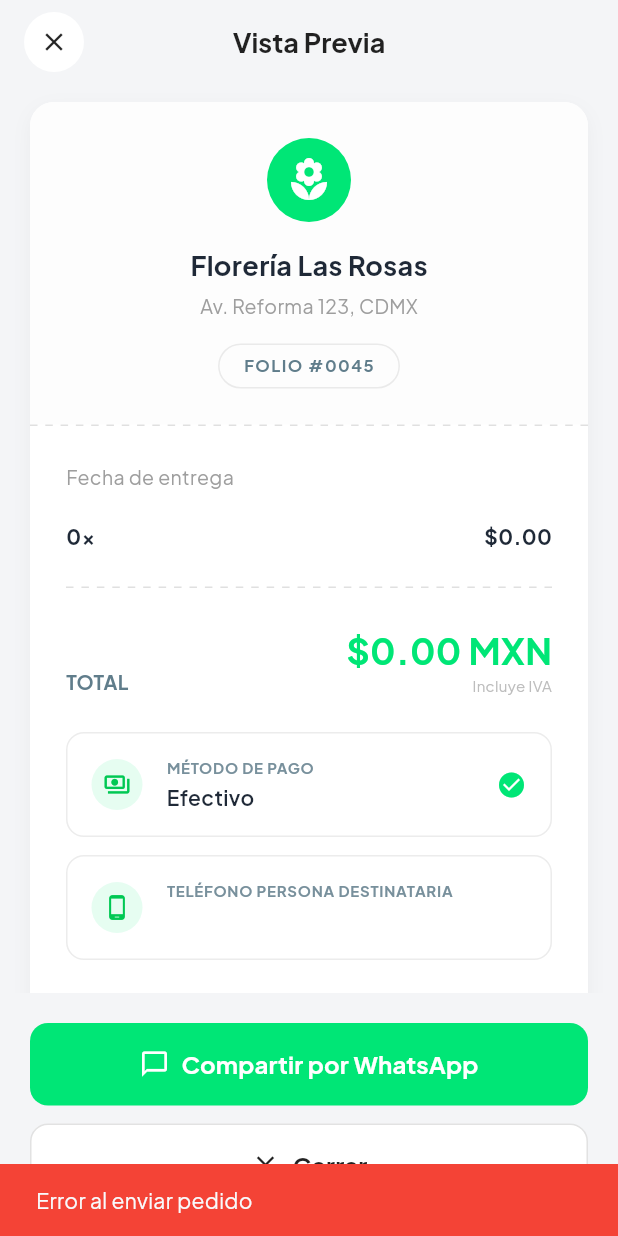
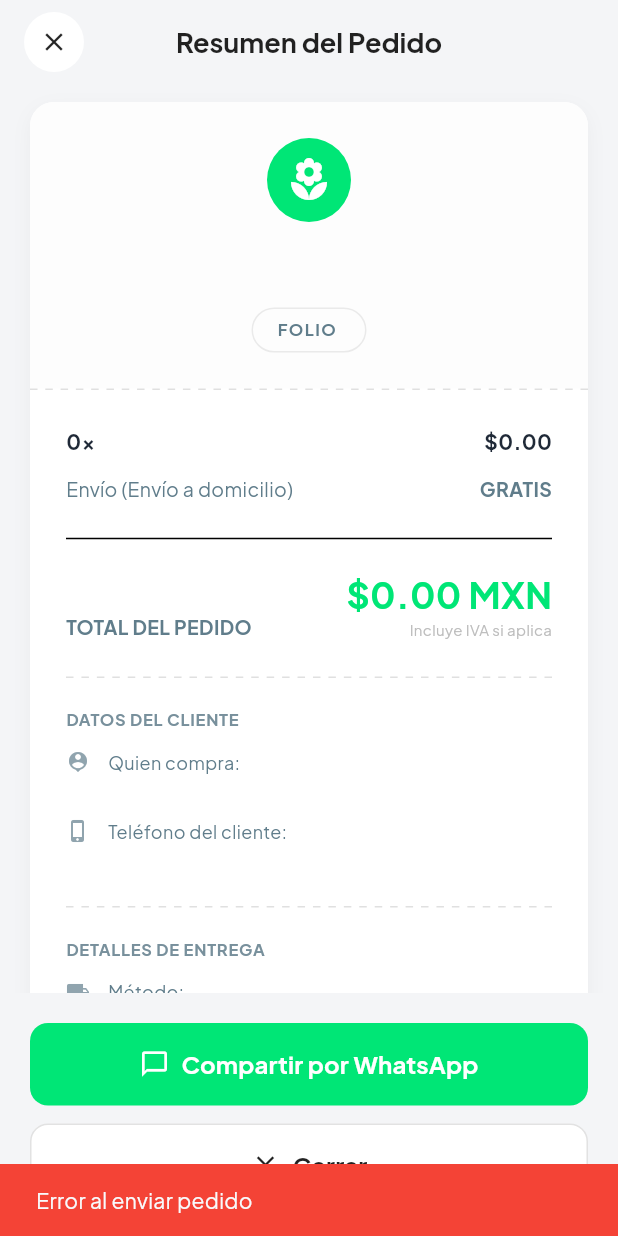
Before and after one commit to asistenciamx-design/tusflores_app, a Flutter app: the CustomerOrderSummaryScreen screen opened directly with empty values, after a tap on "Compartir por WhatsApp", on a phone screen of 412 x 824 dp. Run offline on Flutter 3.47's test engine with Material 3 defaults, Android fonts, the phone set to English and light mode, and no system bars; our stand-ins replace flutter_dotenv, go_router, google_fonts, image_picker, pdf, printing and 3 more; accounts and stored records are empty.

Commit message:
feat(customer): redesign order summary screen to show all captured info

```diff
--- a/lib/features/customer/presentation/screens/customer_order_summary_screen.dart
+++ b/lib/features/customer/presentation/screens/customer_order_summary_screen.dart
@@ -1,6 +1,6 @@
 import 'package:flutter/material.dart';
 import 'package:go_router/go_router.dart';
-import 'package:intl/intl.dart';
+import 'package:supabase_flutter/supabase_flutter.dart';
 import '../../../../core/theme/app_theme.dart';
 import '../../../orders/domain/models/order_model.dart';
 import '../../../orders/domain/repositories/order_repository.dart';
@@ -10,12 +10,84 @@ class CustomerOrderSummaryScreen extends StatefulWidget {
   const CustomerOrderSummaryScreen({super.key, required this.order});
 
   @override
-  State<CustomerOrderSummaryScreen> createState() => _CustomerOrderSummaryScreenState();
+  State<CustomerOrderSummaryScreen> createState() =>
+      _CustomerOrderSummaryScreenState();
 }
 
-class _CustomerOrderSummaryScreenState extends State<CustomerOrderSummaryScreen> {
+class _CustomerOrderSummaryScreenState
+    extends State<CustomerOrderSummaryScreen> {
   bool _isSaving = false;
   final _orderRepo = OrderRepository();
+
+  String _shopName = 'Cargando...';
+  String _shopAddress = '';
+  bool _isLoadingProfile = true;
+
+  @override
+  void initState() {
+    super.initState();
+    _loadShopDetails();
+  }
+
+  Future<void> _loadShopDetails() async {
+    try {
+      final client = Supabase.instance.client;
+      final futures = await Future.wait([
+        client
+            .from('profiles')
+            .select('shop_name, full_name, address')
+            .eq('id', widget.order.shopId)
+            .maybeSingle(),
+        client
+            .from('shop_settings')
+            .select('settings')
+            .eq('shop_id', widget.order.shopId)
+            .maybeSingle(),
+      ]);
+
+      final profile = futures[0];
+      final settingsRow = futures[1];
+
+      String name = 'Tu Florería';
+      String pAddress = '';
+      if (profile != null) {
+        name = profile['shop_name'] ?? profile['full_name'] ?? 'Tu Florería';
+        pAddress = profile['address'] ?? '';
+      }
+
+      String address = '';
+      if (settingsRow != null && settingsRow['settings'] != null) {
+        final settings = settingsRow['settings'] as Map<String, dynamic>;
+        address = settings['address'] ?? '';
+        final city = settings['city'] ?? '';
+        final state = settings['state'] ?? '';
+
+        List<String> parts = [];
+        if (address.isNotEmpty) parts.add(address);
+        if (city.isNotEmpty) parts.add(city);
+        if (state.isNotEmpty) parts.add(state);
+        address = parts.join(', ');
+      }
+      if (address.isEmpty) address = pAddress;
+
+      if (mounted) {
+        setState(() {
+          _shopName = name;
+          _shopAddress = address;
+          _isLoadingProfile = false;
+        });
+      }
+    } catch (e) {
+      debugPrint('Error loading shop details: $e');
+      if (mounted) {
+        setState(() {
+          _shopName = 'Tu Florería';
+          _shopAddress = '';
+          _isLoadingProfile = false;
+        });
+      }
+    }
+  }
 
   Future<void> _saveAndShare() async {
     setState(() => _isSaving = true);
@@ -27,13 +99,17 @@ class _CustomerOrderSummaryScreenState extends State<CustomerOrderSummaryScreen>
 
     if (newOrder != null) {
       ScaffoldMessenger.of(context).showSnackBar(
-        const SnackBar(content: Text('Pedido registrado. Abriendo WhatsApp...'), backgroundColor: Colors.green),
+        const SnackBar(
+            content: Text('Pedido registrado. Abriendo WhatsApp...'),
+            backgroundColor: Colors.green),
       );
       // Here usually launchUrl for WhatsApp
       context.go('/');
     } else {
       ScaffoldMessenger.of(context).showSnackBar(
-        const SnackBar(content: Text('Error al enviar pedido'), backgroundColor: Colors.red),
+        const SnackBar(
+            content: Text('Error al enviar pedido'),
+            backgroundColor: Colors.red),
       );
     }
   }
@@ -44,8 +120,9 @@ class _CustomerOrderSummaryScreenState extends State<CustomerOrderSummaryScreen>
       backgroundColor: const Color(0xFFF4F5F7), // Light grey background
       appBar: AppBar(
         title: const Text(
-          'Vista Previa',
-          style: TextStyle(color: Colors.black87, fontWeight: FontWeight.bold, fontSize: 18),
+          'Resumen del Pedido',
+          style: TextStyle(
+              color: Colors.black87, fontWeight: FontWeight.bold, fontSize: 18),
         ),
         backgroundColor: const Color(0xFFF4F5F7),
         elevation: 0,
@@ -63,8 +140,12 @@ class _CustomerOrderSummaryScreenState extends State<CustomerOrderSummaryScreen>
           ),
         ),
       ),
-      body: SingleChildScrollView(
-        padding: const EdgeInsets.symmetric(horizontal: 20.0, vertical: 12.0),
+      body: _isLoadingProfile
+          ? const Center(
+              child: CircularProgressIndicator(color: AppTheme.primary))
+          : SingleChildScrollView(
+              padding:
+                  const EdgeInsets.symmetric(horizontal: 20.0, vertical: 12.0),
               child: Column(
                 children: [
                   _buildTicket(context),
@@ -80,13 +161,20 @@ class _CustomerOrderSummaryScreenState extends State<CustomerOrderSummaryScreen>
             mainAxisSize: MainAxisSize.min,
             children: [
               ElevatedButton.icon(
-                 onPressed: _isSaving ? null : _saveAndShare,
+                onPressed:
+                    _isSaving || _isLoadingProfile ? null : _saveAndShare,
                 icon: _isSaving
-                     ? const SizedBox(width: 20, height: 20, child: CircularProgressIndicator(strokeWidth: 2, color: Colors.white))
-                     : const Icon(Icons.chat_bubble_outline, color: Colors.white, size: 20),
+                    ? const SizedBox(
+                        width: 20,
+                        height: 20,
+                        child: CircularProgressIndicator(
+                            strokeWidth: 2, color: Colors.white))
+                    : const Icon(Icons.chat_bubble_outline,
+                        color: Colors.white, size: 20),
                 label: Text(
                   _isSaving ? 'Enviando...' : 'Compartir por WhatsApp',
-                   style: const TextStyle(fontSize: 16, fontWeight: FontWeight.bold),
+                  style: const TextStyle(
+                      fontSize: 16, fontWeight: FontWeight.bold),
                 ),
                 style: ElevatedButton.styleFrom(
                   backgroundColor: const Color(0xFF00E676), // WhatsApp Greenish
@@ -105,7 +193,10 @@ class _CustomerOrderSummaryScreenState extends State<CustomerOrderSummaryScreen>
                 icon: const Icon(Icons.close, color: Colors.black87, size: 20),
                 label: const Text(
                   'Cerrar',
-                   style: TextStyle(fontSize: 16, fontWeight: FontWeight.bold, color: Colors.black87),
+                  style: TextStyle(
+                      fontSize: 16,
+                      fontWeight: FontWeight.bold,
+                      color: Colors.black87),
                 ),
                 style: OutlinedButton.styleFrom(
                   backgroundColor: Colors.white,
@@ -145,7 +236,7 @@ class _CustomerOrderSummaryScreenState extends State<CustomerOrderSummaryScreen>
           Container(
             padding: const EdgeInsets.all(24),
             decoration: const BoxDecoration(
-                color: Color(0xFFFDFDFD), // Very slight variation if needed, or white
+              color: Color(0xFFFDFDFD),
               borderRadius: BorderRadius.vertical(top: Radius.circular(16)),
             ),
             child: Column(
@@ -156,26 +247,39 @@ class _CustomerOrderSummaryScreenState extends State<CustomerOrderSummaryScreen>
                     color: Color(0xFF00E676),
                     shape: BoxShape.circle,
                   ),
-                     child: const Icon(Icons.local_florist, color: Colors.white, size: 32),
+                  child: const Icon(Icons.local_florist,
+                      color: Colors.white, size: 32),
                 ),
                 const SizedBox(height: 16),
-                   const Text(
-                     'Florería Las Rosas',
-                     style: TextStyle(fontSize: 18, fontWeight: FontWeight.bold),
+                Text(
+                  _shopName,
+                  style: const TextStyle(
+                      fontSize: 18, fontWeight: FontWeight.bold),
+                  textAlign: TextAlign.center,
                 ),
+                if (_shopAddress.isNotEmpty) ...[
                   const SizedBox(height: 4),
                   Text(
-                     'Av. Reforma 123, CDMX',
+                    _shopAddress,
                     style: TextStyle(color: Colors.grey[500], fontSize: 13),
+                    textAlign: TextAlign.center,
                   ),
+                ],
                 const SizedBox(height: 16),
                 Container(
-                     padding: const EdgeInsets.symmetric(horizontal: 16, vertical: 6),
+                  padding:
+                      const EdgeInsets.symmetric(horizontal: 16, vertical: 6),
                   decoration: BoxDecoration(
-                       border: Border.all(color: Colors.grey.withValues(alpha: 0.2)),
+                    border:
+                        Border.all(color: Colors.grey.withValues(alpha: 0.2)),
                     borderRadius: BorderRadius.circular(20),
                   ),
-                     child: const Text('FOLIO #0045', style: TextStyle(fontSize: 11, fontWeight: FontWeight.bold, letterSpacing: 1, color: Colors.blueGrey)),
+                  child: Text('FOLIO ${widget.order.folio}',
+                      style: const TextStyle(
+                          fontSize: 11,
+                          fontWeight: FontWeight.bold,
+                          letterSpacing: 1,
+                          color: Colors.blueGrey)),
                 ),
               ],
             ),
@@ -183,127 +287,77 @@ class _CustomerOrderSummaryScreenState extends State<CustomerOrderSummaryScreen>
 
           _buildDashedLine(),
 
-             // Items Section
+          // Shopping breakdown Section
           Padding(
             padding: const EdgeInsets.all(24.0),
             child: Column(
               children: [
                 Row(
-                     mainAxisAlignment: MainAxisAlignment.spaceBetween,
-                     children: [
-                       Text('Fecha de entrega', style: TextStyle(color: Colors.grey[500], fontSize: 13)),
-                       Text(widget.order.deliveryInfo, style: const TextStyle(fontWeight: FontWeight.w500, fontSize: 13)),
-                     ],
-                   ),
-                   const SizedBox(height: 20),
-                   Row(
                   crossAxisAlignment: CrossAxisAlignment.start,
                   children: [
-                       Text('${widget.order.quantity}x', style: const TextStyle(fontWeight: FontWeight.bold, fontSize: 14)),
+                    Text('${widget.order.quantity}x',
+                        style: const TextStyle(
+                            fontWeight: FontWeight.bold, fontSize: 14)),
                     const SizedBox(width: 8),
                     Expanded(
                       child: Column(
                         crossAxisAlignment: CrossAxisAlignment.start,
                         children: [
-                             Text(widget.order.productName, style: const TextStyle(fontWeight: FontWeight.w600, fontSize: 14)),
+                          Text(widget.order.productName,
+                              style: const TextStyle(
+                                  fontWeight: FontWeight.w600, fontSize: 14)),
                         ],
                       ),
                     ),
-                       Text('\$${widget.order.price.toStringAsFixed(2)}', style: const TextStyle(fontWeight: FontWeight.bold, fontSize: 14)),
+                    Text('\$${widget.order.price.toStringAsFixed(2)}',
+                        style: const TextStyle(
+                            fontWeight: FontWeight.bold, fontSize: 14)),
                   ],
                 ),
+                const SizedBox(height: 12),
+                Row(
+                  mainAxisAlignment: MainAxisAlignment.spaceBetween,
+                  children: [
+                    Text('Envío (${widget.order.deliveryMethod})',
+                        style: const TextStyle(
+                            fontSize: 13, color: Colors.blueGrey)),
+                    Text(
+                        widget.order.shippingCost == 0.0
+                            ? 'GRATIS'
+                            : '\$${widget.order.shippingCost.toStringAsFixed(2)}',
+                        style: const TextStyle(
+                            fontWeight: FontWeight.bold,
+                            fontSize: 13,
+                            color: Colors.blueGrey)),
                   ],
                 ),
-            ),
-
-            Padding(
-              padding: const EdgeInsets.symmetric(horizontal: 24.0),
-              child: _buildDashedLine(), // Using custom dashed line separator
-            ),
-
-            // Total Section
-            Padding(
-              padding: const EdgeInsets.all(24.0),
-              child: Column(
-                children: [
+                const SizedBox(height: 16),
+                const Divider(),
+                const SizedBox(height: 12),
                 Row(
                   mainAxisAlignment: MainAxisAlignment.spaceBetween,
                   crossAxisAlignment: CrossAxisAlignment.end,
                   children: [
-                        const Text('TOTAL', style: TextStyle(fontWeight: FontWeight.bold, fontSize: 13, color: Colors.blueGrey)),
+                    const Text('TOTAL DEL PEDIDO',
+                        style: TextStyle(
+                            fontWeight: FontWeight.bold,
+                            fontSize: 13,
+                            color: Colors.blueGrey)),
                     Column(
                       crossAxisAlignment: CrossAxisAlignment.end,
                       children: [
-                             Text('\$${(widget.order.price + widget.order.shippingCost).toStringAsFixed(2)} MXN', style: const TextStyle(color: Color(0xFF00E676), fontSize: 24, fontWeight: FontWeight.bold)),
-                             Text('Incluye IVA', style: TextStyle(color: Colors.grey[400], fontSize: 10)),
+                        Text(
+                            '\$${(widget.order.price + widget.order.shippingCost).toStringAsFixed(2)} MXN',
+                            style: const TextStyle(
+                                color: Color(0xFF00E676),
+                                fontSize: 24,
+                                fontWeight: FontWeight.bold)),
+                        Text('Incluye IVA si aplica',
+                            style: TextStyle(
+                                color: Colors.grey[400], fontSize: 10)),
                       ],
                     ),
                   ],
-                   ),
-                   const SizedBox(height: 24),
-
-                   // Info Cards
-                   Container(
-                     padding: const EdgeInsets.all(16),
-                     decoration: BoxDecoration(
-                       border: Border.all(color: Colors.grey.withValues(alpha: 0.2)),
-                       borderRadius: BorderRadius.circular(12),
-                     ),
-                     child: Row(
-                       children: [
-                         Container(
-                           padding: const EdgeInsets.all(8),
-                           decoration: BoxDecoration(
-                             color: const Color(0xFF00E676).withValues(alpha: 0.1),
-                             shape: BoxShape.circle,
-                           ),
-                           child: const Icon(Icons.payments_outlined, color: Color(0xFF00C853), size: 18),
-                         ),
-                         const SizedBox(width: 16),
-                         Expanded(
-                           child: Column(
-                             crossAxisAlignment: CrossAxisAlignment.start,
-                             children: [
-                               Text('MÉTODO DE PAGO', style: TextStyle(color: Colors.blueGrey[400], fontSize: 10, fontWeight: FontWeight.bold, letterSpacing: 0.5)),
-                               const SizedBox(height: 2),
-                               const Text('Efectivo', style: TextStyle(fontWeight: FontWeight.w600, fontSize: 14)),
-                             ],
-                           ),
-                         ),
-                         const Icon(Icons.check_circle, color: Color(0xFF00E676), size: 20),
-                       ],
-                     ),
-                   ),
-                   const SizedBox(height: 12),
-                   Container(
-                     padding: const EdgeInsets.all(16),
-                     decoration: BoxDecoration(
-                       border: Border.all(color: Colors.grey.withValues(alpha: 0.2)),
-                       borderRadius: BorderRadius.circular(12),
-                     ),
-                     child: Row(
-                       children: [
-                         Container(
-                           padding: const EdgeInsets.all(8),
-                           decoration: BoxDecoration(
-                             color: const Color(0xFF00E676).withValues(alpha: 0.1),
-                             shape: BoxShape.circle,
-                           ),
-                           child: const Icon(Icons.phone_android, color: Color(0xFF00C853), size: 18),
-                         ),
-                         const SizedBox(width: 16),
-                         Expanded(
-                           child: Column(
-                             crossAxisAlignment: CrossAxisAlignment.start,
-                             children: [
-                               Text('TELÉFONO PERSONA DESTINATARIA', style: TextStyle(color: Colors.blueGrey[400], fontSize: 10, fontWeight: FontWeight.bold, letterSpacing: 0.5)),
-                               const SizedBox(height: 2),
-                               Text(widget.order.recipientPhone ?? 'Sin teléfono', style: const TextStyle(fontWeight: FontWeight.w600, fontSize: 14)),
-                             ],
-                           ),
-                         ),
-                       ],
-                     ),
                 ),
               ],
             ),
@@ -314,52 +368,86 @@ class _CustomerOrderSummaryScreenState extends State<CustomerOrderSummaryScreen>
             child: _buildDashedLine(),
           ),
 
-            // Delivery Details Section
+          // Remitente (Cliente) Section
           Padding(
-              padding: const EdgeInsets.all(24.0),
+            padding:
+                const EdgeInsets.symmetric(horizontal: 24.0, vertical: 20.0),
             child: Column(
               crossAxisAlignment: CrossAxisAlignment.start,
               children: [
-                  Text('DETALLES DE ENTREGA', style: TextStyle(color: Colors.blueGrey[400], fontSize: 11, fontWeight: FontWeight.bold, letterSpacing: 0.5)),
-                  const SizedBox(height: 16),
-                  Row(
-                    crossAxisAlignment: CrossAxisAlignment.start,
-                    children: [
-                      Icon(Icons.person, color: Colors.blueGrey[300], size: 16),
-                      const SizedBox(width: 12),
-                      Expanded(
+                Text('DATOS DEL CLIENTE',
+                    style: TextStyle(
+                        color: Colors.blueGrey[400],
+                        fontSize: 11,
+                        fontWeight: FontWeight.bold,
+                        letterSpacing: 0.5)),
+                const SizedBox(height: 12),
+                _buildDataRow(Icons.person_pin, 'Quien compra:',
+                    widget.order.customerName),
+                const SizedBox(height: 8),
+                _buildDataRow(Icons.phone_iphone, 'Teléfono del cliente:',
+                    widget.order.customerPhone),
+              ],
+            ),
+          ),
+
+          Padding(
+            padding: const EdgeInsets.symmetric(horizontal: 24.0),
+            child: _buildDashedLine(),
+          ),
+
+          // Entrega / Destinatario Section
+          Padding(
+            padding:
+                const EdgeInsets.symmetric(horizontal: 24.0, vertical: 20.0),
             child: Column(
               crossAxisAlignment: CrossAxisAlignment.start,
               children: [
-                            Text('Para:', style: TextStyle(color: Colors.blueGrey[400], fontSize: 12)),
-                            const SizedBox(height: 2),
-                            Text(widget.order.recipientName ?? 'N/A', style: const TextStyle(fontSize: 14)),
+                Text('DETALLES DE ENTREGA',
+                    style: TextStyle(
+                        color: Colors.blueGrey[400],
+                        fontSize: 11,
+                        fontWeight: FontWeight.bold,
+                        letterSpacing: 0.5)),
+                const SizedBox(height: 12),
+                _buildDataRow(Icons.local_shipping, 'Método:',
+                    widget.order.deliveryMethod),
+                const SizedBox(height: 8),
+                _buildDataRow(Icons.calendar_today, 'Fecha/Hora:',
+                    widget.order.deliveryInfo),
+                const SizedBox(height: 8),
+                if (widget.order.deliveryMethod != 'Recoger en tienda') ...[
+                  _buildDataRow(Icons.person, 'Para:',
+                      widget.order.recipientName ?? 'No especificado'),
+                  const SizedBox(height: 8),
+                  _buildDataRow(Icons.phone, 'Teléfono destinatario:',
+                      widget.order.recipientPhone ?? 'No especificado'),
+                  const SizedBox(height: 8),
                 ],
+                if (widget.order.deliveryAddress?.isNotEmpty == true &&
+                    widget.order.deliveryMethod != 'Recoger en tienda') ...[
+                  _buildDataRow(Icons.location_on, 'Dirección:',
+                      widget.order.deliveryAddress!),
+                  const SizedBox(height: 8),
+                ],
+                if (widget.order.deliveryReferences?.isNotEmpty == true) ...[
+                  _buildDataRow(Icons.map, 'Referencias:',
+                      widget.order.deliveryReferences!),
+                  const SizedBox(height: 8),
+                ],
+                _buildDataRow(
+                  Icons.sticky_note_2,
+                  'Dedicatoria:',
+                  widget.order.dedicationMessage?.isEmpty == true
+                      ? 'Sin dedicatoria'
+                      : '"${widget.order.dedicationMessage}"',
+                  isItalic: widget.order.dedicationMessage?.isNotEmpty == true,
                 ),
-                      ),
+                if (widget.order.isAnonymous) ...[
+                  const SizedBox(height: 8),
+                  _buildDataRow(Icons.visibility_off, 'Aviso:',
+                      'El envío se realizará de forma anónima.'),
                 ],
-                  ),
-                  const SizedBox(height: 16),
-                   Row(
-                    crossAxisAlignment: CrossAxisAlignment.start,
-                    children: [
-                      Icon(Icons.sticky_note_2, color: Colors.blueGrey[300], size: 16),
-                      const SizedBox(width: 12),
-                      Expanded(
-                        child: Column(
-                          crossAxisAlignment: CrossAxisAlignment.start,
-                          children: [
-                            Text('Dedicatoria:', style: TextStyle(color: Colors.blueGrey[400], fontSize: 12)),
-                            const SizedBox(height: 4),
-                            Text(
-                              widget.order.dedicationMessage?.isEmpty == true ? 'Sin dedicatoria' : '"${widget.order.dedicationMessage}"',
-                              style: const TextStyle(fontSize: 13, fontStyle: FontStyle.italic)
-                            ),
-                          ],
-                        ),
-                      ),
-                    ],
-                  ),
               ],
             ),
           ),
@@ -377,6 +465,36 @@ class _CustomerOrderSummaryScreenState extends State<CustomerOrderSummaryScreen>
           ),
         ],
       ),
+    );
+  }
+
+  Widget _buildDataRow(IconData icon, String label, String value,
+      {bool isItalic = false}) {
+    return Row(
+      crossAxisAlignment: CrossAxisAlignment.start,
+      children: [
+        Icon(icon, color: Colors.blueGrey[300], size: 16),
+        const SizedBox(width: 12),
+        Expanded(
+          child: Column(
+            crossAxisAlignment: CrossAxisAlignment.start,
+            children: [
+              Text(label,
+                  style: TextStyle(color: Colors.blueGrey[500], fontSize: 12)),
+              const SizedBox(height: 2),
+              Text(
+                value,
+                style: TextStyle(
+                  fontSize: 13,
+                  fontWeight: FontWeight.w500,
+                  fontStyle: isItalic ? FontStyle.italic : FontStyle.normal,
+                  color: Colors.black87,
+                ),
+              ),
+            ],
+          ),
+        ),
+      ],
     );
   }
 
```
Lines whose indentation alone changed are shown as unchanged.
